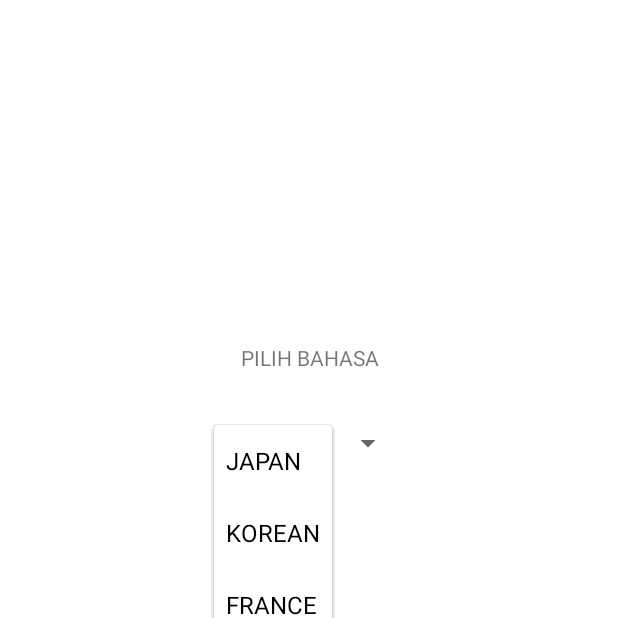
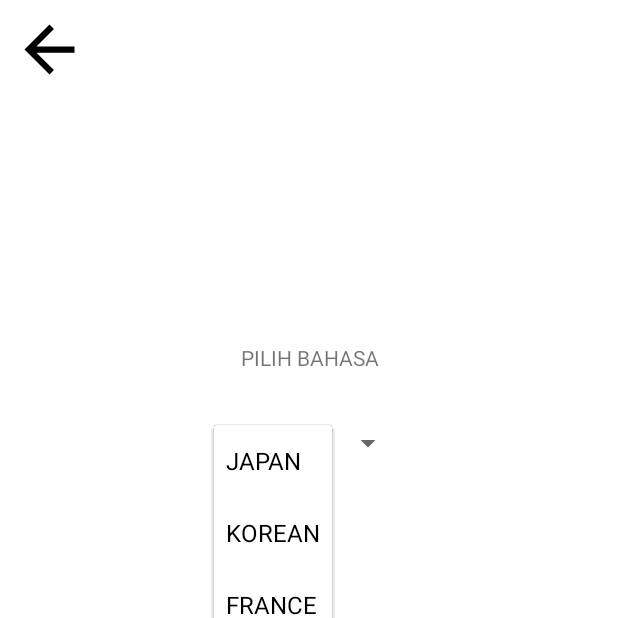
Before and after one commit to andrgf/suit-team1-BA, an Android app: the LanguageActivity screen opened directly, with no data from a screen before it, after a tap on "JAPAN", on a phone screen of 412 x 824 dp, the top half of it. Run offline under Robolectric (Android 15) with nearby library versions, the phone set to English and light mode, and no system bars.

Commit message:
Merge pull request #2 from andrgf/amirul
Amirul

```diff
--- a/app/src/main/java/com/example/gamesuit/activity/ui/setting/language/LanguageActivity.kt
+++ b/app/src/main/java/com/example/gamesuit/activity/ui/setting/language/LanguageActivity.kt
@@ -33,7 +33,9 @@ class LanguageActivity : AppCompatActivity() {
 
                 }
             }
-
+        binding.btnBack.setOnClickListener {
+            finish()
+        }
     }
 
 
--- a/app/src/main/res/layout/activity_language.xml
+++ b/app/src/main/res/layout/activity_language.xml
@@ -5,6 +5,16 @@
     android:layout_width="match_parent"
     android:layout_height="match_parent"
     tools:context=".activity.ui.setting.language.LanguageActivity">
+
+    <androidx.constraintlayout.utils.widget.ImageFilterView
+        android:id="@+id/btnBack"
+        android:layout_width="50dp"
+        android:layout_height="50dp"
+        android:layout_marginStart="8dp"
+        android:layout_marginTop="8dp"
+        android:src="@drawable/ic_back"
+        app:layout_constraintStart_toStartOf="parent"
+        app:layout_constraintTop_toTopOf="parent" />
 
     <TextView
         android:id="@+id/tvGreeting"
```
